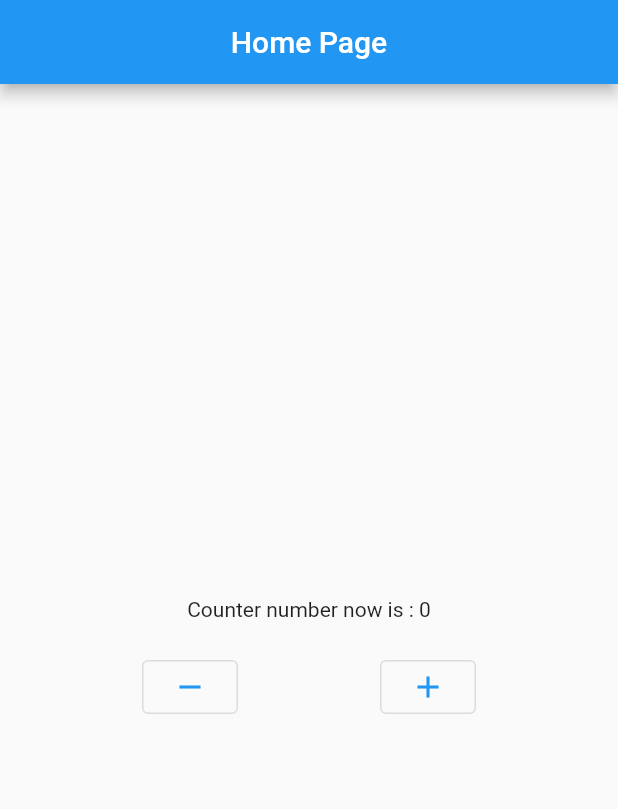
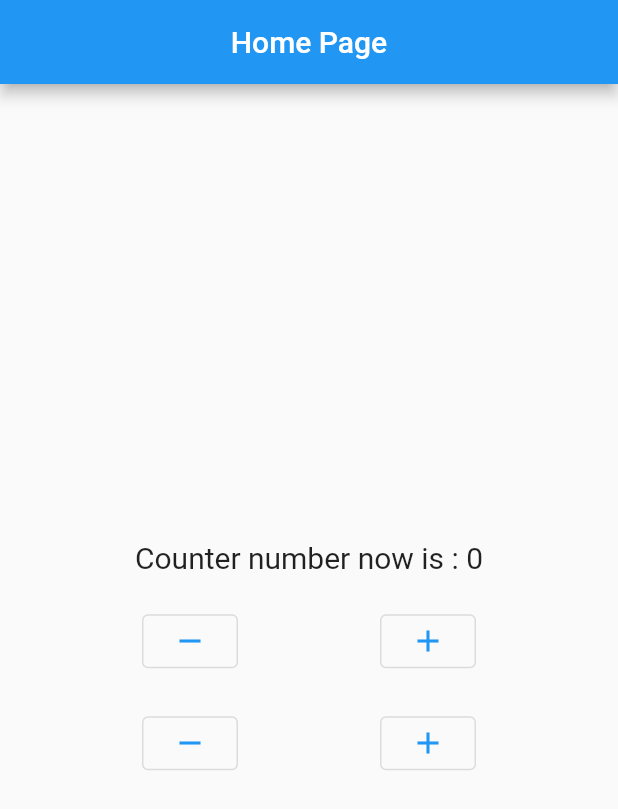
Before and after one commit to adit3455/fugi_intensif, a Flutter app: the screen it shows after launch, on a phone screen of 412 x 824 dp. Shown: the top 809 px of the screen. Run offline on Flutter 3.47's test engine with Material 2 defaults, Android fonts, the light colour scheme and no system bars.

Commit message:
init push 2

```diff
--- a/lib/main.dart
+++ b/lib/main.dart
@@ -24,6 +24,19 @@ class HomePage extends StatefulWidget {
 
 class _HomePageState extends State<HomePage> {
   int counter = 0;
+  double foSize = 20;
+
+  void increaseFoSize() {
+    setState(() {
+      foSize += 10;
+    });
+  }
+
+  void decreaseFoSize() {
+    setState(() {
+      foSize -= 10;
+    });
+  }
 
   void add() {
     setState(() {
@@ -48,7 +61,10 @@ class _HomePageState extends State<HomePage> {
           child: Column(
         mainAxisAlignment: MainAxisAlignment.center,
         children: [
-          Text("Counter number now is : $counter"),
+          Text(
+            "Counter number now is : $counter",
+            style: TextStyle(fontSize: foSize),
+          ),
           const SizedBox(height: 20),
           Row(
             mainAxisAlignment: MainAxisAlignment.spaceEvenly,
@@ -58,7 +74,19 @@ class _HomePageState extends State<HomePage> {
               OutlinedButton(
                   onPressed: () => add(), child: const Icon(Icons.add)),
             ],
-          )
+          ),
+          const SizedBox(height: 20),
+          Row(
+            mainAxisAlignment: MainAxisAlignment.spaceEvenly,
+            children: [
+              OutlinedButton(
+                  onPressed: () => decreaseFoSize(),
+                  child: const Icon(Icons.remove)),
+              OutlinedButton(
+                  onPressed: () => increaseFoSize(),
+                  child: const Icon(Icons.add)),
+            ],
+          ),
         ],
       )),
     );
```
Also changed, not shown: 1 other file.
